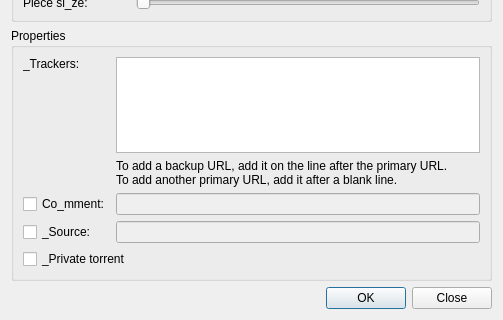
retransmission/retransmission, file qt/MakeDialog.ui: the form before one commit; both pictures show x 0 to 503 and y 152 to 472 of the 503 by 472 pixel window.
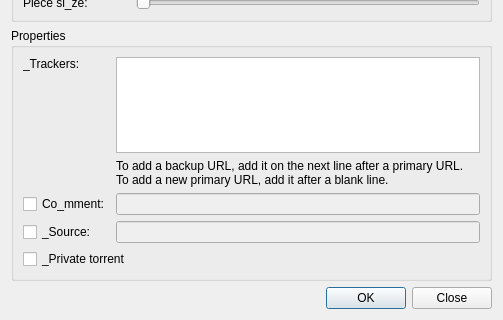
The form after the commit. Custom widgets are drawn as their Qt base class.

The edit to the form file:
```diff
--- a/qt/MakeDialog.ui
+++ b/qt/MakeDialog.ui
@@ -131,8 +131,8 @@
       <item row="1" column="1">
        <widget class="QLabel" name="trackersDescriptionLabel">
         <property name="text">
-         <string>To add a backup URL, add it on the line after the primary URL.
-To add another primary URL, add it after a blank line.</string>
+         <string>To add a backup URL, add it on the next line after a primary URL.
+To add a new primary URL, add it after a blank line.</string>
         </property>
        </widget>
       </item>
```
